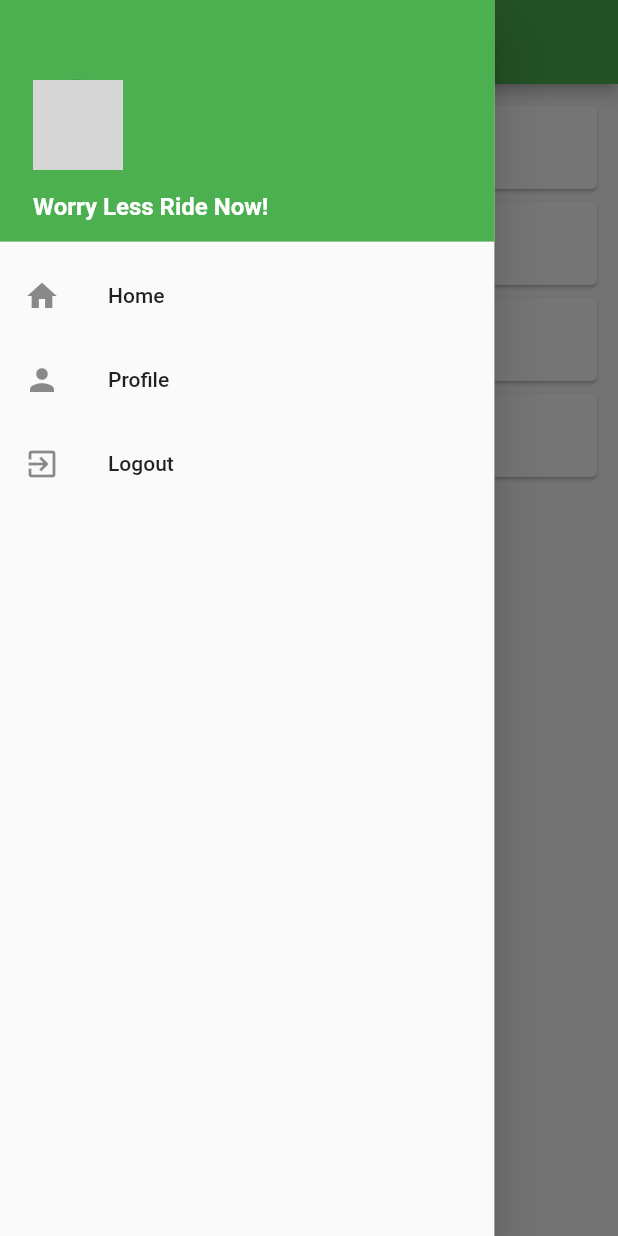
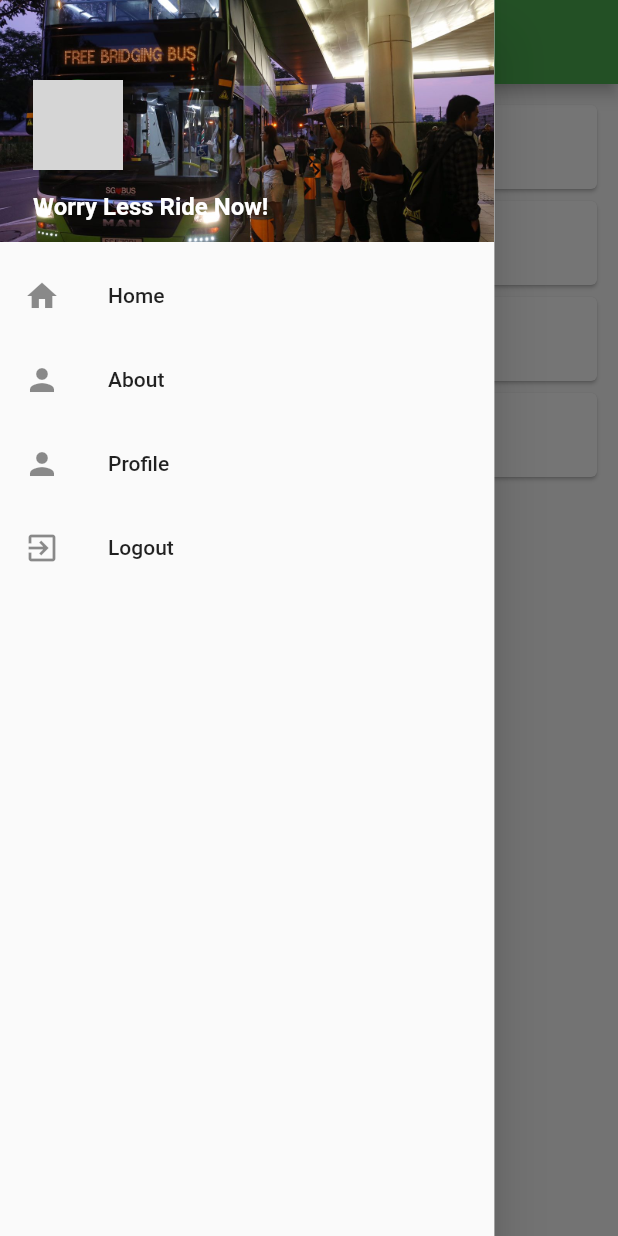
Before and after one commit to 191399r/MAD-Project3, a Flutter app: the screen it shows after launch, with the side drawer open, on a phone screen of 412 x 824 dp. Run offline on Flutter 3.47's test engine with Material 2 defaults, Android fonts, the phone set to English and light mode, and no system bars; network calls fail; grey boxes are pictures that could not be loaded.

Commit message:
aesthetics about/prof pages added

```diff
--- a/myfirstapp/lib/drawer.dart
+++ b/myfirstapp/lib/drawer.dart
@@ -13,7 +13,8 @@ class MyDrawer extends StatelessWidget {
           crossAxisAlignment:CrossAxisAlignment.stretch,
           children:<Widget>[
             DrawerHeader(
-              decoration:BoxDecoration(color:Colors.green),
+              decoration:BoxDecoration( image: DecorationImage(
+          image: AssetImage("images/bus.jpg"),fit: BoxFit.cover)),
               child:Padding(
                 padding:EdgeInsets.all(6),
                 child:Column(
@@ -43,8 +44,13 @@ class MyDrawer extends StatelessWidget {
             ),
             ListTile(
               leading:Icon(Icons.person),
+              title:Text('About'),
+              onTap:() => onTap(context, 1, 'About'),
+            ),
+            ListTile(
+              leading:Icon(Icons.person),
               title:Text('Profile'),
-              onTap:() => onTap(context, 1, 'Profile'),
+              onTap:() => onTap(context, 2, 'Profile'),
             ),
             ListTile(
               leading:Icon(Icons.exit_to_app),
--- a/myfirstapp/lib/main.dart
+++ b/myfirstapp/lib/main.dart
@@ -1,4 +1,5 @@
 import 'package:flutter/material.dart';
+import 'About.dart';
 import 'drawer.dart';
 import 'Profile.dart';
 import 'Home.dart';
@@ -34,7 +35,7 @@ class MyHomePage extends StatefulWidget {
 class _MyHomePageState extends State<MyHomePage> {
 String title = 'Home';
 int index = 0;
-List<Widget> list = [Home(),Profile()];
+List<Widget> list = [Home(),About(),Profile()];
 
   @override
   Widget build(BuildContext context) {
```
Also changed, not shown: myfirstapp/lib/About.dart (added, +19 -0 lines), myfirstapp/lib/Profile.dart (+13 -5 lines), myfirstapp/pubspec.yaml (+5 -3 lines).
